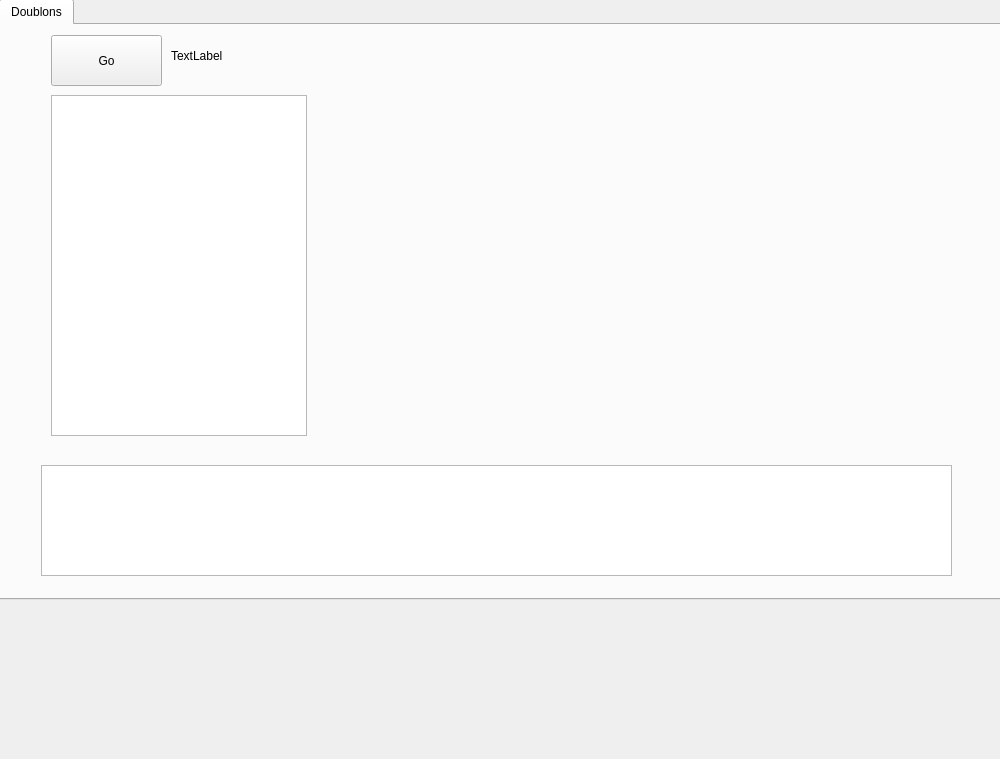
Qt form org/orgview.ui (relefebvre/organizer) before a commit.
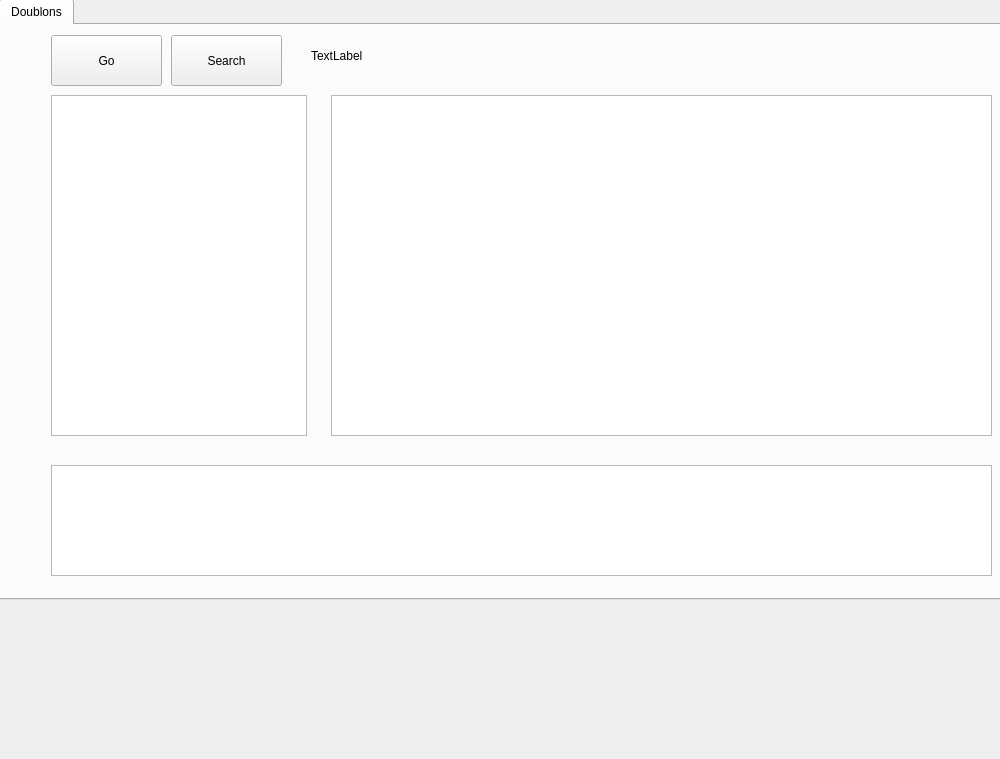
The same form after that commit.

```diff
--- a/org/orgview.ui
+++ b/org/orgview.ui
@@ -63,9 +63,9 @@
       <widget class="QTextBrowser" name="textBrowser">
        <property name="geometry">
         <rect>
-         <x>40</x>
+         <x>50</x>
          <y>440</y>
-         <width>911</width>
+         <width>941</width>
          <height>111</height>
         </rect>
        </property>
@@ -111,9 +111,9 @@
       <widget class="QLabel" name="label">
        <property name="geometry">
         <rect>
-         <x>170</x>
+         <x>310</x>
          <y>20</y>
-         <width>811</width>
+         <width>661</width>
          <height>21</height>
         </rect>
        </property>
@@ -121,6 +121,32 @@
         <string>TextLabel</string>
        </property>
       </widget>
+      <widget class="QTextBrowser" name="view_double">
+       <property name="geometry">
+        <rect>
+         <x>330</x>
+         <y>70</y>
+         <width>661</width>
+         <height>341</height>
+        </rect>
+       </property>
+      </widget>
+      <widget class="QPushButton" name="search_double">
+       <property name="enabled">
+        <bool>true</bool>
+       </property>
+       <property name="geometry">
+        <rect>
+         <x>170</x>
+         <y>10</y>
+         <width>111</width>
+         <height>51</height>
+        </rect>
+       </property>
+       <property name="text">
+        <string>Search</string>
+       </property>
+      </widget>
      </widget>
     </widget>
    </widget>
```
